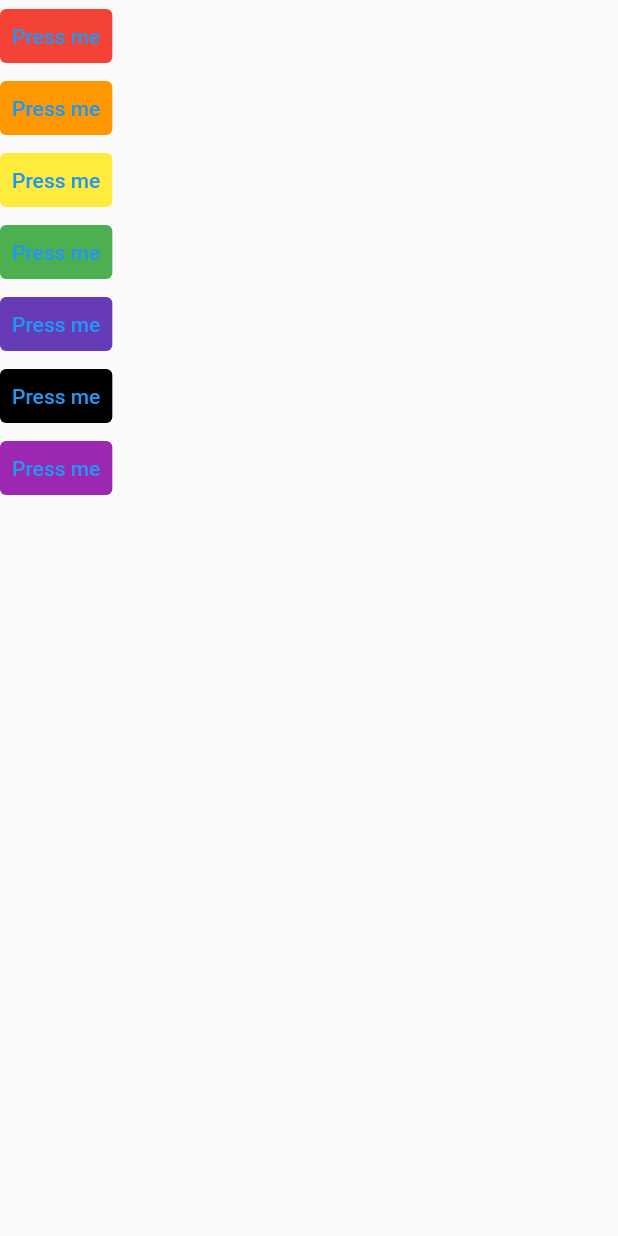
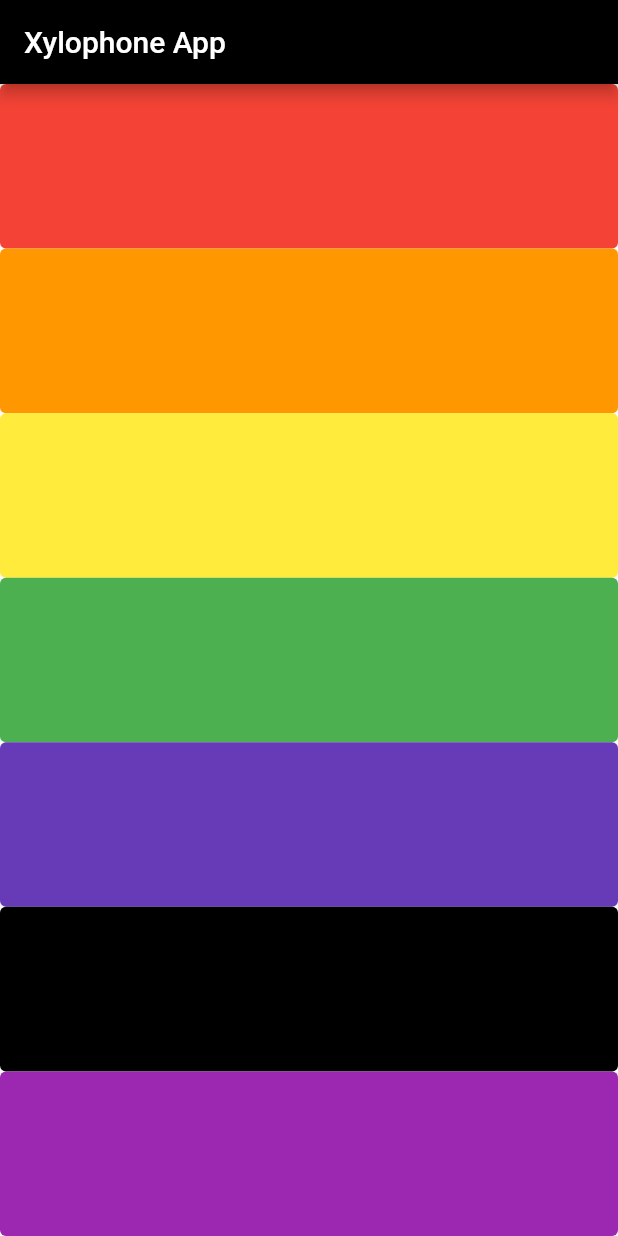
Before and after one commit to cleed8a/flutter, a Flutter app: the screen it shows after launch, on a phone screen of 412 x 824 dp. Run offline on Flutter 3.47's test engine with Material 2 defaults, Android fonts, the phone set to English and light mode, and no system bars; our stand-ins replace audioplayers.

Commit message:
Updated Xylophone App 03282023

```diff
--- a/module5/lib/main.dart
+++ b/module5/lib/main.dart
@@ -8,83 +8,100 @@ void main() {
 class XylophoneApp extends StatelessWidget {
   const XylophoneApp({super.key});
 
+  void psound(int soundnum){
+    final audiocache = AudioCache();
+    audiocache.play('note$soundnum.wav');
+  }
+
   // This widget is the root of your application.
   @override
   Widget build(BuildContext context) {
     return MaterialApp(
       home: Scaffold(
+        appBar: AppBar(
+          title: Text('Xylophone App'),
+          backgroundColor: Colors.black,
+        ),
         body: SafeArea(
           child: Column(
+            crossAxisAlignment: CrossAxisAlignment.stretch,
             children: [
-              TextButton(
+              Expanded(
+                child: TextButton(
                   style: TextButton.styleFrom(
                 backgroundColor: Colors.red
           ),
                   onPressed: (){
-                  final audiocache = AudioCache();
-                  audiocache.play('note1.wav');
+                    psound(1);
                   },
-                  child: Text("Press me")
+                    child: Text("")
                 ),
-              TextButton(
+              ),
+              Expanded(
+                child: TextButton(
                     style: TextButton.styleFrom(
                         backgroundColor: Colors.orange
                     ),
                     onPressed: (){
-                    final audiocache = AudioCache();
-                    audiocache.play('note2.wav');
+                      psound(2);
                     },
-                  child: Text("Press me")
+                    child: Text("")
                 ),
-              TextButton(
+              ),
+              Expanded(
+                child: TextButton(
                     style: TextButton.styleFrom(
                         backgroundColor: Colors.yellow
                     ),
                     onPressed: (){
-                    final audiocache = AudioCache();
-                    audiocache.play('note3.wav');
+                      psound(3);
                     },
-                  child: Text("Press me")
+                    child: Text("")
                 ),
-              TextButton(
+              ),
+              Expanded(
+                child: TextButton(
                     style: TextButton.styleFrom(
                         backgroundColor: Colors.green
                     ),
                     onPressed: (){
-                    final audiocache = AudioCache();
-                    audiocache.play('note4.wav');
+                      psound(4);
                     },
-                  child: Text("Press me")
+                    child: Text("")
                 ),
-              TextButton(
+              ),
+              Expanded(
+                child: TextButton(
                     style: TextButton.styleFrom(
                         backgroundColor: Colors.deepPurple
                     ),
                     onPressed: (){
-                    final audiocache = AudioCache();
-                    audiocache.play('note5.wav');
+                      psound(5);
                     },
-                  child: Text("Press me")
+                    child: Text("")
                 ),
-              TextButton(
+              ),
+              Expanded(
+                child: TextButton(
                     style: TextButton.styleFrom(
                         backgroundColor: Colors.black
                     ),
                     onPressed: (){
-                    final audiocache = AudioCache();
-                    audiocache.play('note6.wav');
+                      psound(6);
                     },
-                  child: Text("Press me")
+                    child: Text("")
                 ),
-              TextButton(
+              ),
+              Expanded(
+                child: TextButton(
                     style: TextButton.styleFrom(
                         backgroundColor: Colors.purple
                     ),
                     onPressed: (){
-                    final audiocache = AudioCache();
-                    audiocache.play('note7.wav');
+                      psound(7);
                     },
-                  child: Text("Press me")
+                    child: Text("")
+                ),
               ),
             ],
           )
--- a/module5/pubspec.yaml
+++ b/module5/pubspec.yaml
@@ -19,7 +19,7 @@ publish_to: 'none' # Remove this line if you wish to publish to pub.dev
 version: 1.0.0+1
 
 environment:
-  sdk: '>=2.19.5 <3.0.0'
+  sdk: '>=2.18.6 <3.0.0'
 
 # Dependencies specify other packages that your package needs in order to work.
 # To automatically upgrade your package dependencies to the latest versions
```
Also changed, not shown: module5/pubspec.lock. Lines whose indentation alone changed are shown as unchanged.
